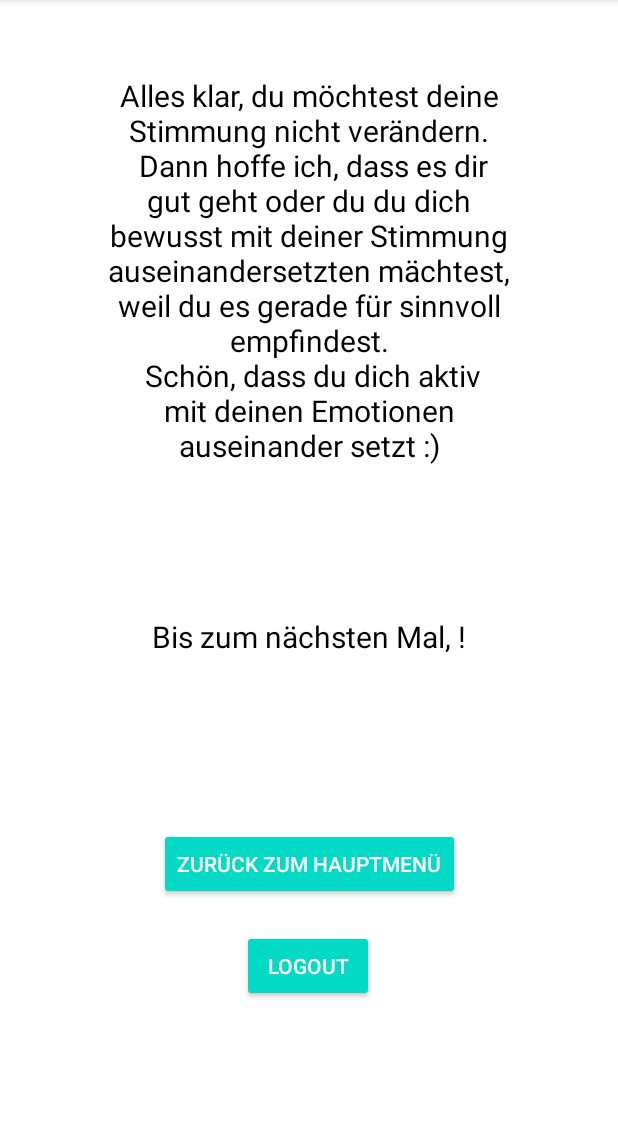
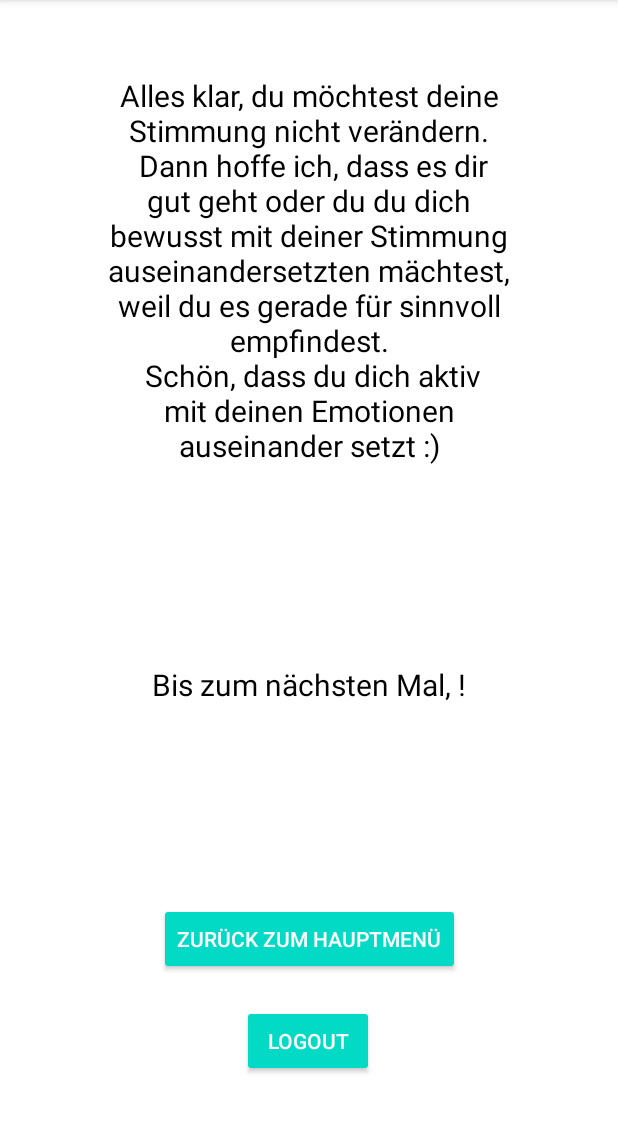
Before and after one commit to LauraGroettrup/MindMirror, an Android app: the EarlyEnd screen opened directly, with no data from a screen before it, on a phone screen of 412 x 824 dp, the part 84-1217 px from its top. Run offline under Robolectric (Android 15) with nearby library versions, the phone set to English and light mode, and no system bars; our stand-ins replace Firebase (no records; nobody signed in at launch, a user with empty details on screens opened directly); 2 statements that could not run were skipped.

Commit message:
Early End functionality

```diff
--- a/app/src/main/java/com/fh/joanneum/mindmirror/model/Analysis.kt
+++ b/app/src/main/java/com/fh/joanneum/mindmirror/model/Analysis.kt
@@ -41,7 +41,7 @@ object Analysis {
     fun clear(){
         situation = ""
         changeMood = false
-        solutions = mutableListOf("")
+        solutions.clear()
         chosenSolution = ""
     }
 }
--- a/app/src/main/java/com/fh/joanneum/mindmirror/model/CreativeSession.kt
+++ b/app/src/main/java/com/fh/joanneum/mindmirror/model/CreativeSession.kt
@@ -22,4 +22,9 @@ object CreativeSession {
     fun setAnswer2(answer: String){
         this.picExpression = answer
     }
+
+    fun clear(){
+        picExpression = ""
+        picture = ""
+    }
 }
--- a/app/src/main/res/layout/early_end.xml
+++ b/app/src/main/res/layout/early_end.xml
@@ -21,8 +21,8 @@
         android:id="@+id/lblGoodbye"
         android:layout_width="wrap_content"
         android:layout_height="wrap_content"
-        android:layout_marginTop="@dimen/biiig"
         android:text="@string/goodbye"
+        app:layout_constraintBottom_toTopOf="@+id/btnBackToMain"
         app:layout_constraintEnd_toEndOf="parent"
         app:layout_constraintStart_toStartOf="parent"
         app:layout_constraintTop_toBottomOf="@+id/lblEarlyEndDescription" />
@@ -31,18 +31,17 @@
         android:id="@+id/btnBackToMain"
         android:layout_width="wrap_content"
         android:layout_height="wrap_content"
+        android:layout_marginBottom="@dimen/small"
         android:text="@string/back_to_main"
         app:layout_constraintBottom_toTopOf="@+id/btnLogout"
         app:layout_constraintEnd_toEndOf="parent"
-        app:layout_constraintStart_toStartOf="parent"
-        app:layout_constraintTop_toBottomOf="@+id/lblGoodbye"
-        app:layout_constraintVertical_bias="0.849" />
+        app:layout_constraintStart_toStartOf="parent" />
 
     <Button
         android:id="@+id/btnLogout"
         android:layout_width="wrap_content"
         android:layout_height="wrap_content"
-        android:layout_marginBottom="100dp"
+        android:layout_marginBottom="@dimen/distance_text_top"
         android:text="LOGOUT"
         app:layout_constraintBottom_toBottomOf="parent"
         app:layout_constraintEnd_toEndOf="parent"
--- a/app/src/main/res/layout/end.xml
+++ b/app/src/main/res/layout/end.xml
@@ -10,9 +10,7 @@
         android:id="@+id/lblEnd"
         android:layout_width="wrap_content"
         android:layout_height="wrap_content"
-        android:layout_marginStart="@dimen/distance_text_side"
         android:layout_marginTop="@dimen/distance_text_top"
-        android:layout_marginEnd="@dimen/distance_text_side"
         android:text="@string/end"
         app:layout_constraintEnd_toEndOf="parent"
         app:layout_constraintStart_toStartOf="parent"
@@ -22,9 +20,7 @@
         android:id="@+id/lblOptions"
         android:layout_width="wrap_content"
         android:layout_height="wrap_content"
-        android:layout_marginStart="@dimen/distance_text_top"
         android:layout_marginTop="@dimen/small"
-        android:layout_marginEnd="@dimen/distance_text_side"
         android:text="@string/options"
         app:layout_constraintEnd_toEndOf="parent"
         app:layout_constraintStart_toStartOf="parent"
--- a/app/src/main/res/layout/word_selection.xml
+++ b/app/src/main/res/layout/word_selection.xml
@@ -21,7 +21,7 @@
     <GridView
         android:id="@+id/gridWordEmotions"
         android:layout_width="match_parent"
-        android:layout_height="0dp"
+        android:layout_height="wrap_content"
         android:layout_marginTop="@dimen/distance_text_top"
         android:layout_marginBottom="@dimen/distance_text_top"
         android:numColumns="3"
```
Also changed, not shown: app/src/main/java/com/fh/joanneum/mindmirror/PathSelection.kt (+8 -0 lines), app/src/main/java/com/fh/joanneum/mindmirror/analysis/EarlyEnd.kt (+27 -38 lines), app/src/main/java/com/fh/joanneum/mindmirror/model/ConventionalSession.kt (+5 -2 lines), app/src/main/res/layout/word_emotion.xml (+5 -3 lines), 1 other file.
